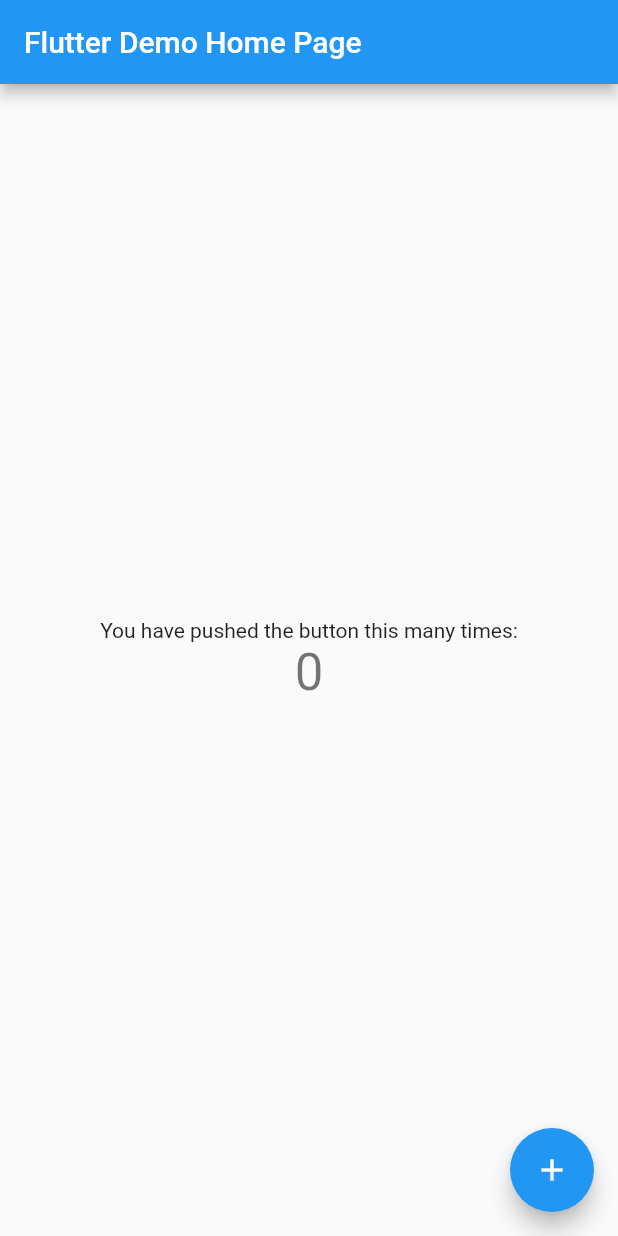
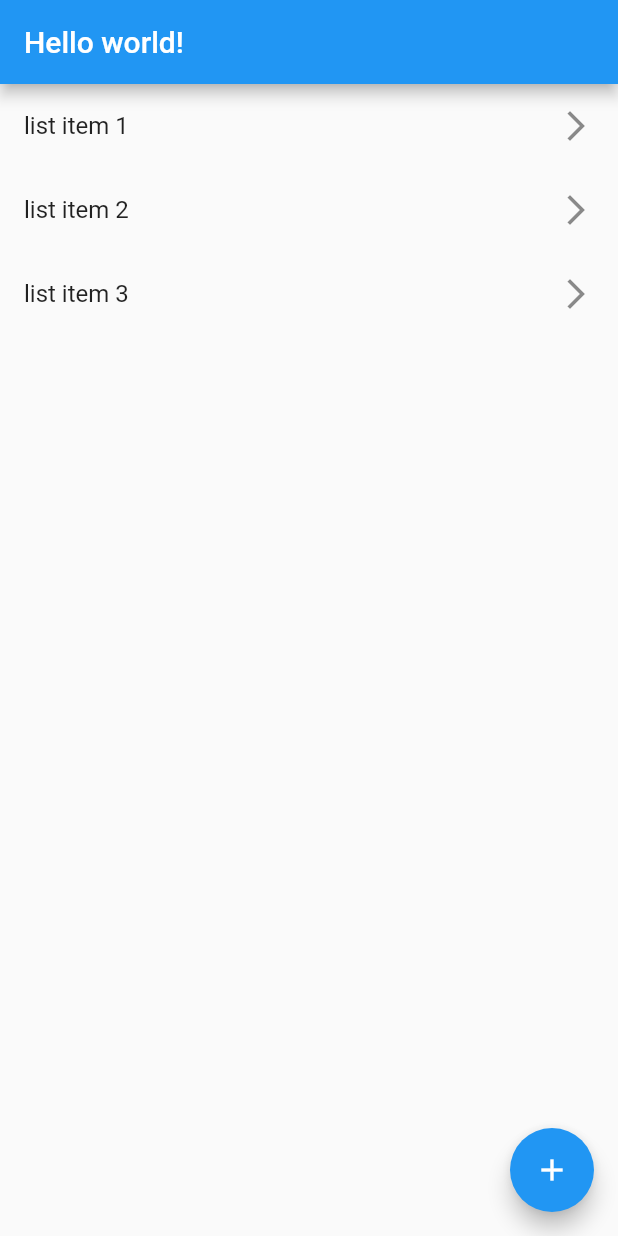
Before and after one commit to alexandrosyiangou/Flutter-Lists, a Flutter app: the screen it shows after launch, on a phone screen of 412 x 824 dp. Run offline on Flutter 3.47's test engine with Material 2 defaults, Android fonts, the phone set to English and light mode, and no system bars; our stand-ins replace rxdart.

Commit message:
Get hardcoded data from stream

```diff
--- a/lib/common/models/list.dart
+++ /dev/null
@@ -1,10 +0,0 @@
-import 'package:flutter/material.dart';
-
-class List {
-  final String title;
-
-  List(this.title);
-
-  @override
-  String toString() => "$title";
-}
--- a/lib/list/list_bloc.dart
+++ b/lib/list/list_bloc.dart
@@ -1,5 +1,12 @@
-import 'package:flutter/material.dart';
+import 'dart:async';
+import 'package:rxdart/subjects.dart';
 
 class ListBloc {
+  final BehaviorSubject<List<String>> _item = BehaviorSubject<List<String>>(seedValue: ['test 1', 'test 2']);
 
+  Stream<List<String>> get item => _item.stream;
+
+  void dispose() {
+    _item.close();
+  }
 }
--- a/lib/list/list_page.dart
+++ b/lib/list/list_page.dart
@@ -1,5 +1,35 @@
 import 'package:flutter/material.dart';
+import 'list_provider.dart';
+import 'simplelist.dart';
 
-class ListPage {
+class ListPage extends StatelessWidget {
 
+  static const routeName = '/list';
+
+  @override
+  Widget build(BuildContext context) {
+    final listBloc = ListProvider.of(context);
+    return Scaffold(
+      appBar: AppBar(
+        title: Text('Hello world!'),
+      ),
+      body: StreamBuilder<List<String>>(
+        initialData: SimpleList().simpleList,
+        stream: listBloc.item,
+        builder: (context, snapshot) => ListView(
+          children: snapshot.data.map((item) =>
+            ListTile(
+              title: Text(item),
+              trailing: Icon(Icons.arrow_forward_ios),
+            )
+          ).toList()
+        ),
+      ),
+      floatingActionButton: FloatingActionButton(
+        child: Icon(Icons.add),
+        tooltip: 'Test',
+        onPressed: () => Navigator.of(context).pushNamed('/addnewlist'),
+      ),
+    );
+  }
 }
--- /dev/null
+++ b/lib/list/list_page_item.dart
@@ -0,0 +1,19 @@
+import 'package:flutter/material.dart';
+
+class ListPageItem extends StatelessWidget {
+  final String item;
+
+  ListPageItem({
+    this.item
+  });
+
+  @override
+  Widget build(BuildContext context) {
+    return ListTile(
+      trailing: Icon(Icons.arrow_forward_ios),
+      title: Text(item),
+      onTap: () => Navigator.of(context).pushNamed('/listitem'), //TODO: Tricky situation.. How to load the according data? Or how to pass the data with routing?
+    );
+    // return Center(child: Text(item)); //TODO: Custom ListItem
+  }
+}
--- a/lib/list/list_provider.dart
+++ b/lib/list/list_provider.dart
@@ -1,5 +1,19 @@
-import 'package:flutter/material.dart';
+import 'package:flutter/widgets.dart';
+import 'list_bloc.dart';
 
-class ListProvider {
+class ListProvider extends InheritedWidget {
+  final ListBloc listBloc;
 
+  ListProvider({
+    Key key,
+    ListBloc listBloc,
+    Widget child,
+  })  : listBloc = listBloc ?? ListBloc(),
+        super(key: key, child: child);
+
+  @override
+  bool updateShouldNotify(InheritedWidget oldWidget) => true;
+
+  static ListBloc of(BuildContext context) =>
+    (context.inheritFromWidgetOfExactType(ListProvider) as ListProvider).listBloc;
 }
--- /dev/null
+++ b/lib/list/simplelist.dart
@@ -0,0 +1,5 @@
+class SimpleList {
+  List<String> simpleList = ['list item 1', 'list item 2', 'list item 3'];
+
+  SimpleList();
+}
--- a/lib/main.dart
+++ b/lib/main.dart
@@ -1,4 +1,8 @@
 import 'package:flutter/material.dart';
+import 'list/list_page.dart';
+import 'addnewlistitem/add_new_list_page.dart';
+import 'listitem/list_item_page.dart';
+import 'list/list_provider.dart';
 
 void main() => runApp(MyApp());
 
@@ -6,106 +10,15 @@ class MyApp extends StatelessWidget {
   // This widget is the root of your application.
   @override
   Widget build(BuildContext context) {
-    return MaterialApp(
-      title: 'Flutter Demo',
-      theme: ThemeData(
-        // This is the theme of your application.
-        //
-        // Try running your application with "flutter run". You'll see the
-        // application has a blue toolbar. Then, without quitting the app, try
-        // changing the primarySwatch below to Colors.green and then invoke
-        // "hot reload" (press "r" in the console where you ran "flutter run",
-        // or simply save your changes to "hot reload" in a Flutter IDE).
-        // Notice that the counter didn't reset back to zero; the application
-        // is not restarted.
-        primarySwatch: Colors.blue,
+    return ListProvider(
+      child: MaterialApp(
+        title: 'Flutter Demo',
+        home: ListPage(),
+        routes: <String, WidgetBuilder>{
+          AddNewListPage.routeName: (context) => AddNewListPage(),
+          ListItemPage.routeName: (contenxt) => ListItemPage(),
+        },
       ),
-      home: MyHomePage(title: 'Flutter Demo Home Page'),
     );
   }
 }
-
-class MyHomePage extends StatefulWidget {
-  MyHomePage({Key key, this.title}) : super(key: key);
-
-  // This widget is the home page of your application. It is stateful, meaning
-  // that it has a State object (defined below) that contains fields that affect
-  // how it looks.
-
-  // This class is the configuration for the state. It holds the values (in this
-  // case the title) provided by the parent (in this case the App widget) and
-  // used by the build method of the State. Fields in a Widget subclass are
-  // always marked "final".
-
-  final String title;
-
-  @override
-  _MyHomePageState createState() => _MyHomePageState();
-}
-
-class _MyHomePageState extends State<MyHomePage> {
-  int _counter = 0;
-
-  void _incrementCounter() {
-    setState(() {
-      // This call to setState tells the Flutter framework that something has
-      // changed in this State, which causes it to rerun the build method below
-      // so that the display can reflect the updated values. If we changed
-      // _counter without calling setState(), then the build method would not be
-      // called again, and so nothing would appear to happen.
-      _counter++;
-    });
-  }
-
-  @override
-  Widget build(BuildContext context) {
-    // This method is rerun every time setState is called, for instance as done
-    // by the _incrementCounter method above.
-    //
-    // The Flutter framework has been optimized to make rerunning build methods
-    // fast, so that you can just rebuild anything that needs updating rather
-    // than having to individually change instances of widgets.
-    return Scaffold(
-      appBar: AppBar(
-        // Here we take the value from the MyHomePage object that was created by
-        // the App.build method, and use it to set our appbar title.
-        title: Text(widget.title),
-      ),
-      body: Center(
-        // Center is a layout widget. It takes a single child and positions it
-        // in the middle of the parent.
-        child: Column(
-          // Column is also layout widget. It takes a list of children and
-          // arranges them vertically. By default, it sizes itself to fit its
-          // children horizontally, and tries to be as tall as its parent.
-          //
-          // Invoke "debug painting" (press "p" in the console, choose the
-          // "Toggle Debug Paint" action from the Flutter Inspector in Android
-          // Studio, or the "Toggle Debug Paint" command in Visual Studio Code)
-          // to see the wireframe for each widget.
-          //
-          // Column has various properties to control how it sizes itself and
-          // how it positions its children. Here we use mainAxisAlignment to
-          // center the children vertically; the main axis here is the vertical
-          // axis because Columns are vertical (the cross axis would be
-          // horizontal).
-          mainAxisAlignment: MainAxisAlignment.center,
-          children: <Widget>[
-            Text(
-              'You have pushed the button this many times:',
-            ),
-            Text(
-              '$_counter',
-              style: Theme.of(context).textTheme.display1,
-            ),
-          ],
-        ),
-      ),
-      floatingActionButton: FloatingActionButton(
-        onPressed: _incrementCounter,
-        tooltip: 'Increment',
-        child: Icon(Icons.add),
-      ), // This trailing comma makes auto-formatting nicer for build methods.
-    );
-  }
-}
--- a/pubspec.yaml
+++ b/pubspec.yaml
@@ -19,6 +19,7 @@ dependencies:
   # The following adds the Cupertino Icons font to your application.
   # Use with the CupertinoIcons class for iOS style icons.
   cupertino_icons: ^0.1.2
+  rxdart: ^0.20.0
 
 dev_dependencies:
   flutter_test:
```
Also changed, not shown: lib/addnewlistitem/add_new_list_page.dart (added, +18 -0 lines), lib/common/models/listitem.dart (added, +8 -0 lines), lib/listitem/list_item_page.dart (added, +22 -0 lines).
